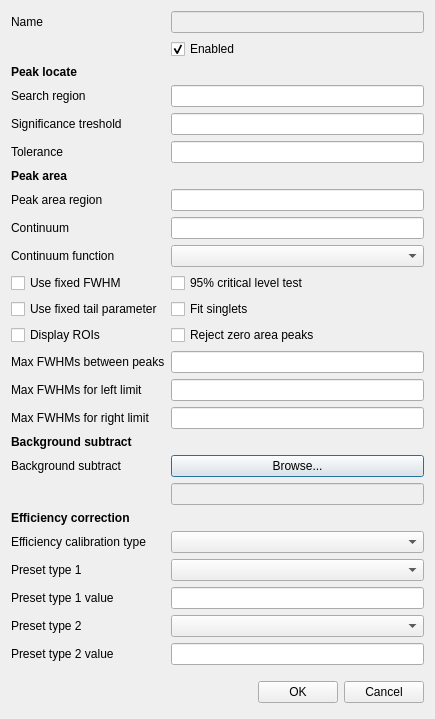
bytting/nailab, file createdetector.ui: the form before one commit.
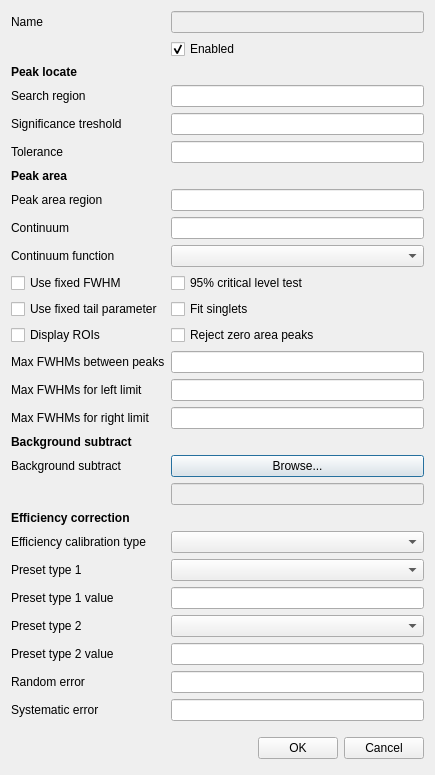
The form after the commit. Icons and pictures are not drawn.

Diff of the .ui file:
```diff
--- a/createdetector.ui
+++ b/createdetector.ui
@@ -7,7 +7,7 @@
     <x>0</x>
     <y>0</y>
     <width>435</width>
-    <height>713</height>
+    <height>762</height>
    </rect>
   </property>
   <property name="windowTitle">
@@ -318,7 +318,7 @@
    <item row="24" column="1">
     <widget class="QLineEdit" name="tbPresetType2"/>
    </item>
-   <item row="25" column="0">
+   <item row="27" column="0">
     <spacer name="verticalSpacer">
      <property name="orientation">
       <enum>Qt::Vertical</enum>
@@ -331,7 +331,7 @@
      </property>
     </spacer>
    </item>
-   <item row="26" column="0" colspan="2">
+   <item row="28" column="0" colspan="2">
     <layout class="QHBoxLayout">
      <property name="spacing">
       <number>6</number>
@@ -377,6 +377,26 @@
      </item>
     </layout>
    </item>
+   <item row="25" column="0">
+    <widget class="QLabel" name="label_20">
+     <property name="text">
+      <string>Random error</string>
+     </property>
+    </widget>
+   </item>
+   <item row="25" column="1">
+    <widget class="QLineEdit" name="tbRandomError"/>
+   </item>
+   <item row="26" column="0">
+    <widget class="QLabel" name="label_21">
+     <property name="text">
+      <string>Systematic error</string>
+     </property>
+    </widget>
+   </item>
+   <item row="26" column="1">
+    <widget class="QLineEdit" name="tbSystematicError"/>
+   </item>
   </layout>
  </widget>
  <resources>
```
